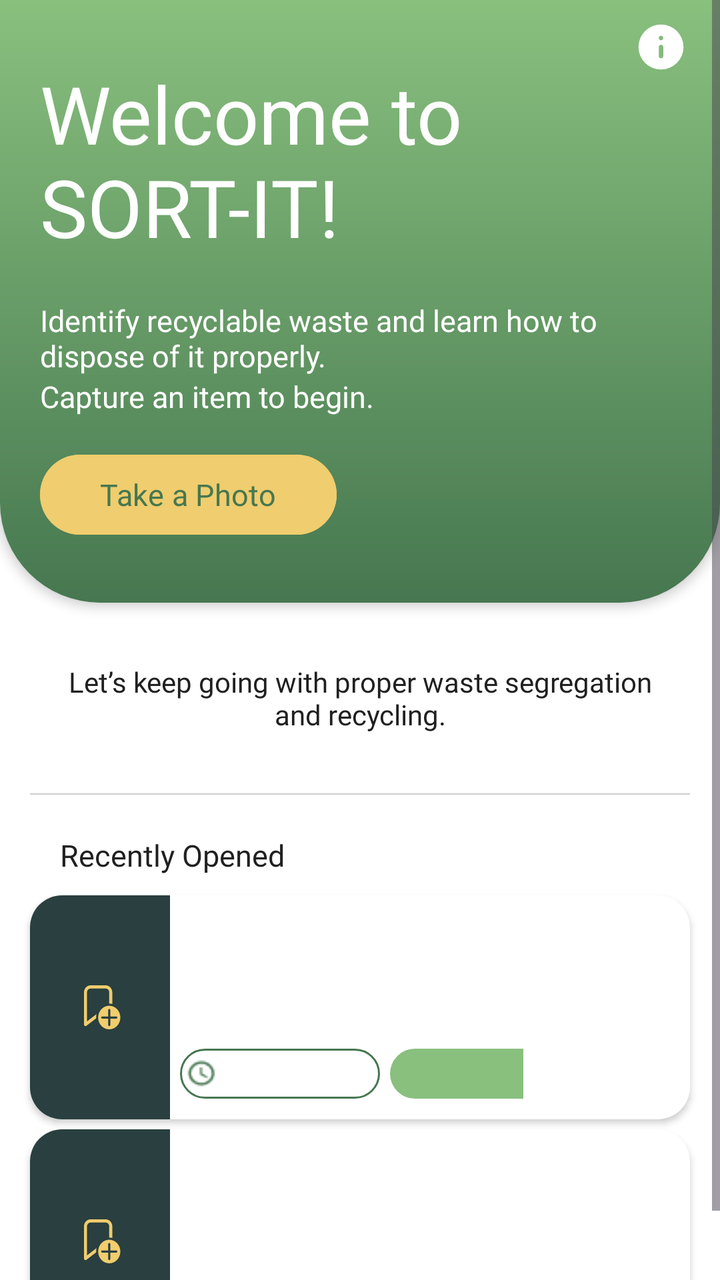
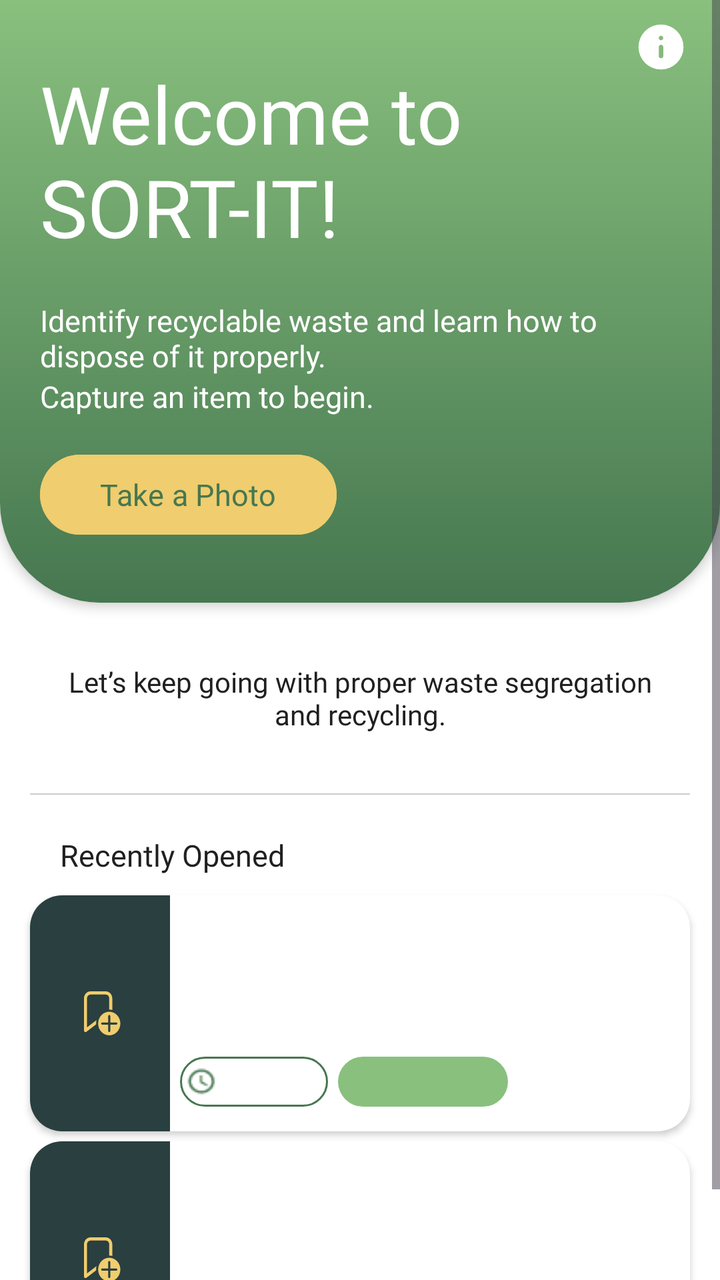

The first picture is an Android layout as it rendered before a commit; the second is the same layout after the commit. The layout source and the unified diff follow.
<!-- AndroidManifest.xml: application theme Theme.SortItJSON -->
<!-- res/layout/fragment_new_home.xml -->
<ScrollView xmlns:android="http://schemas.android.com/apk/res/android"
    xmlns:app="http://schemas.android.com/apk/res-auto"
    android:layout_width="match_parent"
    android:layout_height="match_parent"
    android:fillViewport="true"
    android:background="#FFFFFF">

    <LinearLayout
        android:layout_width="match_parent"
        android:layout_height="match_parent"
        android:orientation="vertical"
        android:background="#FFFFFF">

        
        <FrameLayout
            android:id="@+id/Header"
            android:layout_width="match_parent"
            android:layout_height="wrap_content"
            android:background="@drawable/home_header_bg"
            android:paddingBottom="30dp"
            android:translationZ="3dp">

            
            <LinearLayout
                android:layout_width="match_parent"
                android:layout_height="wrap_content"
                android:orientation="vertical">

                <TextView
                    android:id="@+id/titleText"
                    android:layout_width="match_parent"
                    android:layout_height="wrap_content"
                    android:layout_margin="20dp"
                    android:fontFamily="@font/montserrat_extrabold"
                    android:paddingTop="10dp"
                    android:text="Welcome to SORT-IT!"
                    android:textColor="#FFFFFF"
                    android:textSize="40sp" />

                <TextView
                    android:id="@+id/Desc1Text"
                    android:layout_width="wrap_content"
                    android:layout_height="wrap_content"
                    android:layout_marginStart="20dp"
                    android:layout_marginEnd="30dp"
                    android:fontFamily="@font/montserrat_semibold"
                    android:text="@string/Home_Desc1"
                    android:textColor="#FFFFFF"
                    android:textSize="15sp" />

                <TextView
                    android:id="@+id/Desc2Text"
                    android:layout_width="wrap_content"
                    android:layout_height="wrap_content"
                    android:layout_marginStart="20dp"
                    android:fontFamily="@font/montserrat_regular"
                    android:text="@string/Home_Desc2"
                    android:textColor="#FFFFFF"
                    android:textSize="15sp" />

                <Button
                    android:id="@+id/CaptureButon"
                    android:layout_width="wrap_content"
                    android:layout_height="wrap_content"
                    android:layout_marginStart="20dp"
                    android:layout_marginTop="15dp"
                    android:backgroundTint="#F0CD6E"
                    android:fontFamily="@font/montserrat_bold"
                    android:paddingLeft="30dp"
                    android:paddingRight="30dp"
                    android:text="Take a Photo"
                    android:textAllCaps="false"
                    android:textColor="#467750"
                    android:textSize="15sp" />

            </LinearLayout>

            
            <ImageButton
                android:id="@+id/btnAbout"
                android:layout_width="27dp"
                android:layout_height="27dp"
                android:layout_gravity="top|end"
                android:layout_marginTop="10dp"
                android:layout_marginRight="16dp"
                android:background="@drawable/circle_bg"
                android:clipToOutline="true"
                android:contentDescription="Info"
                android:padding="0dp"
                android:scaleType="centerCrop"
                android:src="@drawable/aboutmenu" />

        </FrameLayout>

        
        <TextView
            android:layout_width="match_parent"
            android:layout_height="wrap_content"
            android:layout_margin="30dp"
            android:gravity="center"
            android:text="Let’s keep going with proper waste segregation and recycling."
            android:textColor="#202020"
            android:textSize="14sp"
            android:fontFamily="@font/montserrat_regular" />

        
        <View
            android:layout_width="match_parent"
            android:layout_height="0.5dp"
            android:layout_marginStart="15dp"
            android:layout_marginEnd="15dp"
            android:background="#CCCCCC" />

        
        <TextView
            android:id="@+id/recentSectionTitle"
            android:layout_width="match_parent"
            android:layout_height="wrap_content"
            android:layout_marginStart="30dp"
            android:layout_marginEnd="30dp"
            android:layout_marginTop="20dp"
            android:layout_marginBottom="5dp"
            android:text="Recently Opened"
            android:textColor="#202020"
            android:textSize="15sp"
            android:fontFamily="@font/montserrat_semibold" />

        <TextView
            android:id="@+id/emptyRecentText"
            android:layout_width="match_parent"
            android:layout_height="wrap_content"
            android:layout_marginStart="30dp"
            android:layout_marginEnd="30dp"
            android:layout_marginTop="10dp"
            android:text="No recently opened guides yet."
            android:textColor="#888888"
            android:textSize="14sp"
            android:fontFamily="@font/montserrat_regular"
            android:visibility="gone"/>

        
        <com.google.android.material.card.MaterialCardView
            android:id="@+id/recentCard1"
            xmlns:android="http://schemas.android.com/apk/res/android"
            xmlns:app="http://schemas.android.com/apk/res-auto"
            android:layout_width="match_parent"
            android:layout_height="112dp"
            android:layout_marginTop="5dp"
            android:layout_marginLeft="15dp"
            android:layout_marginRight="15dp"
            app:cardCornerRadius="16dp"
            app:cardElevation="2dp"
            app:strokeWidth="0dp"
            android:backgroundTint="@android:color/white">

            <LinearLayout
                android:layout_width="match_parent"
                android:layout_height="match_parent"
                android:orientation="horizontal">

                
                <LinearLayout
                    android:layout_width="70dp"
                    android:layout_height="match_parent"
                    android:background="#2A3F3F"
                    android:gravity="center_vertical">

                    <ImageButton
                        android:id="@+id/bookmark1"
                        android:layout_width="wrap_content"
                        android:layout_height="wrap_content"
                        android:layout_marginLeft="27dp"
                        android:paddingRight="22dp"
                        android:paddingTop="48dp"
                        android:paddingBottom="48dp"
                        android:src="@drawable/notbookmark"
                        android:background="@android:color/transparent"
                        android:contentDescription="Bookmark" />

                </LinearLayout>

                
                <LinearLayout
                    android:layout_width="0dp"
                    android:layout_height="match_parent"
                    android:layout_weight="2.5"
                    android:orientation="vertical">

                    <TextView
                        android:id="@+id/title1"
                        android:layout_width="match_parent"
                        android:layout_height="0dp"
                        android:layout_weight="2"
                        android:fontFamily="@font/montserrat_bold"
                        android:gravity="center_vertical"
                        android:padding="12dp"
                        android:textColor="#467750"
                        android:textSize="14sp" />

                    <LinearLayout
                        android:layout_width="match_parent"
                        android:layout_height="0dp"
                        android:layout_weight="1"
                        android:orientation="horizontal">

                        <LinearLayout
                            android:layout_width="100dp"
                            android:layout_height="wrap_content"
                            android:orientation="horizontal"
                            android:gravity="center_vertical"
                            android:background="@drawable/time_bg"
                            android:layout_marginLeft="5dp"
                            android:layout_marginBottom="5dp"
                            android:layout_marginTop="2dp"
                            android:padding="3dp">

                            <ImageView
                                android:layout_width="16dp"
                                android:layout_height="16dp"
                                android:src="@drawable/clock"
                                android:contentDescription="Clock Icon"
                                android:layout_marginEnd="5dp" />

                            <TextView
                                android:id="@+id/time1"
                                android:layout_width="wrap_content"
                                android:layout_height="wrap_content"
                                android:textColor="#000000"
                                android:textSize="12sp"
                                android:fontFamily="@font/montserrat_semibold" />

                        </LinearLayout>

                        <LinearLayout
                            android:layout_width="85dp"
                            android:layout_height="wrap_content"
                            android:background="@drawable/difficulty_easy_bg"
                            android:layout_marginLeft="5dp"
                            android:layout_marginBottom="5dp"
                            android:layout_marginTop="2dp"
                            android:gravity="center_vertical">

                            <TextView
                                android:id="@+id/difficulty1"
                                android:layout_width="0dp"
                                android:layout_height="match_parent"
                                android:layout_weight="1"
                                android:padding="2dp"
                                android:gravity="center_horizontal"
                                android:textColor="#FFFFFF"
                                android:textSize="12sp"
                                android:fontFamily="@font/montserrat_semibold" />
                        </LinearLayout>

                    </LinearLayout>

                </LinearLayout>

                
                <ImageView
                    android:id="@+id/image1"
                    android:layout_width="69dp"
                    android:layout_height="match_parent"
                    android:layout_weight="0.2"
                    android:scaleType="centerCrop" />

            </LinearLayout>

        </com.google.android.material.card.MaterialCardView>

        
        <com.google.android.material.card.MaterialCardView
            android:id="@+id/recentCard2"
            xmlns:android="http://schemas.android.com/apk/res/android"
            xmlns:app="http://schemas.android.com/apk/res-auto"
            android:layout_width="match_parent"
            android:layout_height="112dp"
            android:layout_marginTop="5dp"
            android:layout_marginLeft="15dp"
            android:layout_marginRight="15dp"
            app:cardCornerRadius="16dp"
            app:cardElevation="2dp"
            app:strokeWidth="0dp"
            android:backgroundTint="@android:color/white">

            <LinearLayout
                android:layout_width="match_parent"
                android:layout_height="match_parent"
                android:orientation="horizontal">

                
                <LinearLayout
                    android:layout_width="70dp"
                    android:layout_height="match_parent"
                    android:background="#2A3F3F"
                    android:gravity="center_vertical">

                    <ImageButton
                        android:id="@+id/bookmark2"
                        android:layout_width="wrap_content"
                        android:layout_height="wrap_content"
                        android:layout_marginLeft="27dp"
                        android:paddingRight="22dp"
                        android:paddingTop="48dp"
                        android:paddingBottom="48dp"
                        android:src="@drawable/notbookmark"
                        android:background="@android:color/transparent"
                        android:contentDescription="Bookmark" />

                </LinearLayout>

                
                <LinearLayout
                    android:layout_width="0dp"
                    android:layout_height="match_parent"
                    android:layout_weight="2.5"
                    android:orientation="vertical">

                    <TextView
                        android:id="@+id/title2"
                        android:layout_width="match_parent"
                        android:layout_height="0dp"
                        android:layout_weight="2"
                        android:fontFamily="@font/montserrat_bold"
                        android:gravity="center_vertical"
                        android:padding="12dp"
                        android:textColor="#467750"
                        android:textSize="14sp" />

                    <LinearLayout
                        android:layout_width="match_parent"
                        android:layout_height="0dp"
                        android:layout_weight="1"
                        android:orientation="horizontal">

                        <LinearLayout
                            android:layout_width="100dp"
                            android:layout_height="wrap_content"
                            android:orientation="horizontal"
                            android:gravity="center_vertical"
                            android:background="@drawable/time_bg"
                            android:layout_marginLeft="5dp"
                            android:layout_marginBottom="5dp"
                            android:layout_marginTop="2dp"
                            android:padding="3dp">

                            <ImageView
                                android:layout_width="16dp"
                                android:layout_height="16dp"
                                android:src="@drawable/clock"
                                android:contentDescription="Clock Icon"
                                android:layout_marginEnd="4dp" />

                            <TextView
                                android:id="@+id/time2"
                                android:layout_width="wrap_content"
                                android:layout_height="wrap_content"
                                android:textColor="#000000"
                                android:textSize="12sp"
                                android:fontFamily="@font/montserrat_semibold" />

                        </LinearLayout>

                        <LinearLayout
                            android:layout_width="85dp"
                            android:layout_height="wrap_content"
                            android:background="@drawable/difficulty_easy_bg"
                            android:layout_marginLeft="5dp"
                            android:layout_marginBottom="5dp"
                            android:layout_marginTop="2dp"
                            android:gravity="center_vertical">

                            <TextView
                                android:id="@+id/difficulty2"
                                android:layout_width="0dp"
                                android:layout_height="match_parent"
                                android:layout_weight="1"
                                android:padding="2dp"
                                android:gravity="center_horizontal"
                                android:textColor="#FFFFFF"
                                android:textSize="12sp"
                                android:fontFamily="@font/montserrat_semibold" />
                        </LinearLayout>

                    </LinearLayout>

                </LinearLayout>

                
                <ImageView
                    android:id="@+id/image2"
                    android:layout_width="69dp"
                    android:layout_height="match_parent"
                    android:layout_weight="0.2"
                    android:scaleType="centerCrop" />

            </LinearLayout>

        </com.google.android.material.card.MaterialCardView>

    </LinearLayout>

</ScrollView>
<!-- resources referenced by this layout -->
<resources>
  <!-- drawable aboutmenu (drawable) -->
  <vector xmlns:android="http://schemas.android.com/apk/res/android"
      android:width="20dp"
      android:height="20dp"
      android:viewportWidth="960"
      android:viewportHeight="960">
    <path
        android:pathData="M508.5,668.5Q520,657 520,640v-160q0,-17 -11.5,-28.5T480,440q-17,0 -28.5,11.5T440,480v160q0,17 11.5,28.5T480,680q17,0 28.5,-11.5ZM508.5,348.5Q520,337 520,320t-11.5,-28.5Q497,280 480,280t-28.5,11.5Q440,303 440,320t11.5,28.5Q463,360 480,360t28.5,-11.5ZM480,880q-83,0 -156,-31.5T197,763q-54,-54 -85.5,-127T80,480q0,-83 31.5,-156T197,197q54,-54 127,-85.5T480,80q83,0 156,31.5T763,197q54,54 85.5,127T880,480q0,83 -31.5,156T763,763q-54,54 -127,85.5T480,880Z"
        android:fillColor="#FFFFFF"/>
  </vector>
  <!-- drawable circle_bg (drawable) -->
  <shape xmlns:android="http://schemas.android.com/apk/res/android"
      android:shape="oval">
      <solid android:color="@android:color/transparent"/>
  </shape>
  <!-- drawable difficulty_easy_bg (drawable) -->
  <?xml version="1.0" encoding="utf-8"?>
  <layer-list xmlns:android="http://schemas.android.com/apk/res/android">
  
      
      <item>
          <shape android:shape="rectangle">
  
              <solid android:color="#89C07E"/>
  
              
              <size android:height="25dp"/>
              <size android:width="74dp"/>
  
              <corners
                  android:topLeftRadius="50dp"
                  android:topRightRadius="50dp"
                  android:bottomLeftRadius="50dp"
                  android:bottomRightRadius="50dp"/>
  
          </shape>
      </item>
  
  </layer-list>
  <!-- drawable home_header_bg (drawable) -->
  <?xml version="1.0" encoding="utf-8"?>
  <layer-list xmlns:android="http://schemas.android.com/apk/res/android">
  
      
      <item>
          <shape android:shape="rectangle">
  
              
              <gradient
                  android:startColor="#467750"
                  android:endColor="#89C07E"
                  android:angle="90" />
  
              <corners
                  android:topLeftRadius="0dp"
                  android:topRightRadius="0dp"
                  android:bottomLeftRadius="50dp"
                  android:bottomRightRadius="50dp"/>
          </shape>
      </item>
  
  </layer-list>
  <!-- drawable time_bg (drawable) -->
  <?xml version="1.0" encoding="utf-8"?>
  <layer-list xmlns:android="http://schemas.android.com/apk/res/android">
  
      
      <item>
          <shape android:shape="rectangle">
  
              <solid android:color="#FFFFFF"/>
  
              
              <stroke
                  android:width="1dp"
                  android:color="#467750"/>
  
              
              <size android:height="25dp"/>
              <size android:width="74dp"/>
  
              <corners
                  android:topLeftRadius="50dp"
                  android:topRightRadius="50dp"
                  android:bottomLeftRadius="50dp"
                  android:bottomRightRadius="50dp"/>
  
          </shape>
      </item>
  
  </layer-list>
  <string name="Home_Desc1">Identify recyclable waste and learn how to dispose of it properly.</string>
  <string name="Home_Desc2">Capture an item to begin.</string>
  <style name="Theme.SortItJSON" parent="Base.Theme.SortItJSON" />
  <style name="Base.Theme.SortItJSON" parent="Theme.Material3.DayNight.NoActionBar">
          
          <item name="colorPrimary">@color/darkgreen</item>
      </style>
  <color name="darkgreen">#467750</color>
  <!-- unchanged entries left out for length: 2 -->
</resources>

<!-- the commit's change to res/layout/fragment_new_home.xml (unified diff, before → after) -->
@@ -7,7 +7,7 @@
 
     <LinearLayout
         android:layout_width="match_parent"
-        android:layout_height="match_parent"
+        android:layout_height="wrap_content"
         android:orientation="vertical"
         android:background="#FFFFFF">
 
@@ -144,7 +144,7 @@
             xmlns:android="http://schemas.android.com/apk/res/android"
             xmlns:app="http://schemas.android.com/apk/res-auto"
             android:layout_width="match_parent"
-            android:layout_height="112dp"
+            android:layout_height="wrap_content"
             android:layout_marginTop="5dp"
             android:layout_marginLeft="15dp"
             android:layout_marginRight="15dp"
@@ -204,7 +204,7 @@
                         android:orientation="horizontal">
 
                         <LinearLayout
-                            android:layout_width="100dp"
+                            android:layout_width="wrap_content"
                             android:layout_height="wrap_content"
                             android:orientation="horizontal"
                             android:gravity="center_vertical"
@@ -242,7 +242,7 @@
 
                             <TextView
                                 android:id="@+id/difficulty1"
-                                android:layout_width="0dp"
+                                android:layout_width="wrap_content"
                                 android:layout_height="match_parent"
                                 android:layout_weight="1"
                                 android:padding="2dp"
@@ -274,7 +274,7 @@
             xmlns:android="http://schemas.android.com/apk/res/android"
             xmlns:app="http://schemas.android.com/apk/res-auto"
             android:layout_width="match_parent"
-            android:layout_height="112dp"
+            android:layout_height="wrap_content"
             android:layout_marginTop="5dp"
             android:layout_marginLeft="15dp"
             android:layout_marginRight="15dp"
@@ -334,7 +334,7 @@
                         android:orientation="horizontal">
 
                         <LinearLayout
-                            android:layout_width="100dp"
+                            android:layout_width="wrap_content"
                             android:layout_height="wrap_content"
                             android:orientation="horizontal"
                             android:gravity="center_vertical"
@@ -372,7 +372,7 @@
 
                             <TextView
                                 android:id="@+id/difficulty2"
-                                android:layout_width="0dp"
+                                android:layout_width="wrap_content"
                                 android:layout_height="match_parent"
                                 android:layout_weight="1"
                                 android:padding="2dp"
